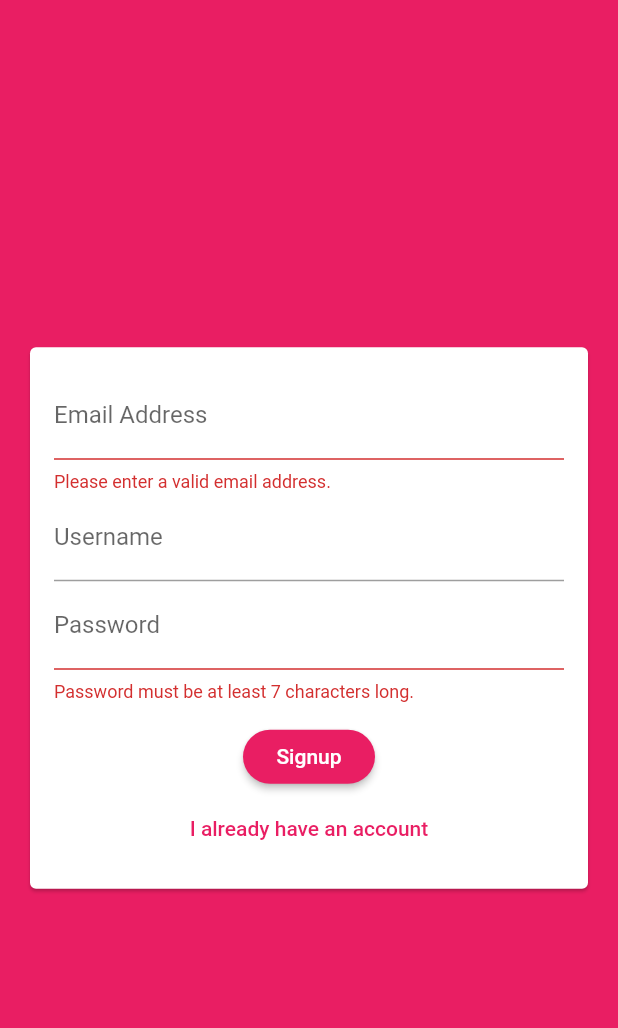
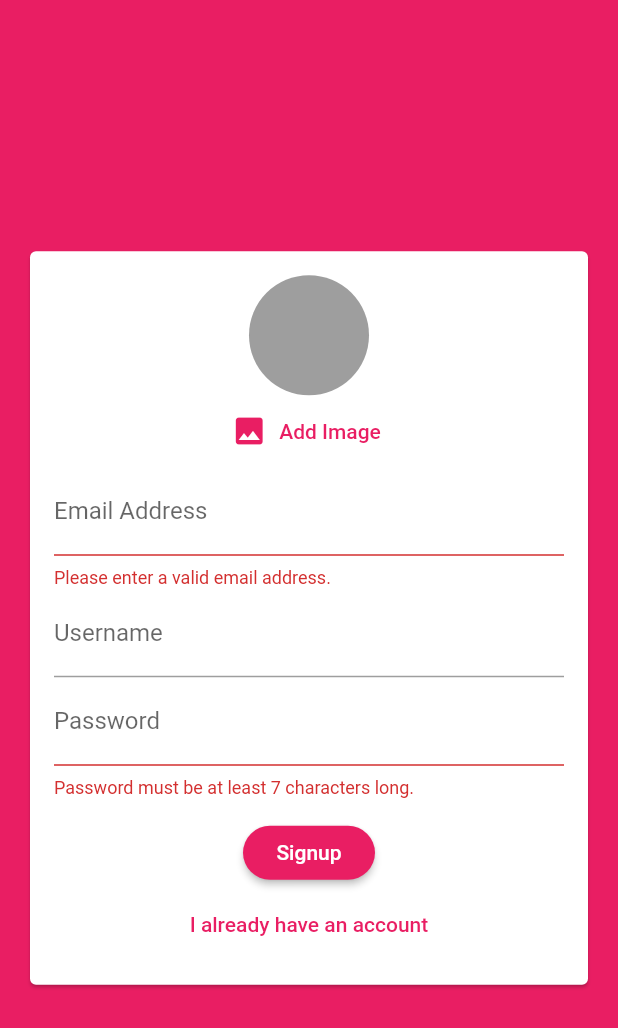
Before and after one commit to MarcusLEK/FireChat, a Flutter app: the screen it shows after launch, after a tap on "Login", after a tap on "Create New Account", on a phone screen of 412 x 824 dp. Shown: the top 1028 px of the screen. Run offline on Flutter 3.47's test engine with Material 2 defaults, Android fonts, the phone set to English and light mode, and no system bars; our stand-ins replace cloud_firestore, firebase_auth, image_picker; accounts and stored records are empty.

Commit message:
Added Imagepicker

```diff
--- a/lib/widgets/auth/auth_form.dart
+++ b/lib/widgets/auth/auth_form.dart
@@ -1,4 +1,7 @@
 import 'package:flutter/material.dart';
+
+// widgets
+import 'package:FireChat/widgets/pickers/user_image_picker.dart';
 
 class AuthForm extends StatefulWidget {
   AuthForm(
@@ -55,6 +58,7 @@ class _AuthFormState extends State<AuthForm> {
               child: Column(
                 mainAxisSize: MainAxisSize.min,
                 children: <Widget>[
+                  if (!_isLogin) UserImagePicker(),
                   TextFormField(
                     key: ValueKey('email'),
                     validator: (value) {
--- /dev/null
+++ b/lib/widgets/pickers/user_image_picker.dart
@@ -0,0 +1,41 @@
+import 'dart:io';
+import 'package:flutter/material.dart';
+import 'package:image_picker/image_picker.dart';
+
+class UserImagePicker extends StatefulWidget {
+  @override
+  _UserImagePickerState createState() => _UserImagePickerState();
+}
+
+class _UserImagePickerState extends State<UserImagePicker> {
+  File _pickedImageFile;
+
+
+  void _pickImage() async {
+    final picker = ImagePicker();
+    final pickedImage = await picker.getImage(source: ImageSource.camera);
+    final pickedImageFile = File(pickedImage.path);
+    setState(() {
+      _pickedImageFile = pickedImageFile;
+    });
+  }
+
+  @override
+  Widget build(BuildContext context) {
+    return Column(
+      children: <Widget>[
+        CircleAvatar(
+          radius: 40,
+          backgroundColor: Colors.grey,
+          backgroundImage: _pickedImageFile != null ? FileImage(_pickedImageFile) : null,
+        ),
+        FlatButton.icon(
+          textColor: Theme.of(context).primaryColor,
+          onPressed: _pickImage,
+          icon: Icon(Icons.image),
+          label: Text('Add Image'),
+        ),
+      ],
+    );
+  }
+}
--- a/pubspec.yaml
+++ b/pubspec.yaml
@@ -30,6 +30,7 @@ dependencies:
   cupertino_icons: ^0.1.3
   cloud_firestore: ^0.13.7
   firebase_auth: ^0.16.0
+  image_picker: ^0.6.7+4
 
 dev_dependencies:
   flutter_test:
```
Also changed, not shown: pubspec.lock.
